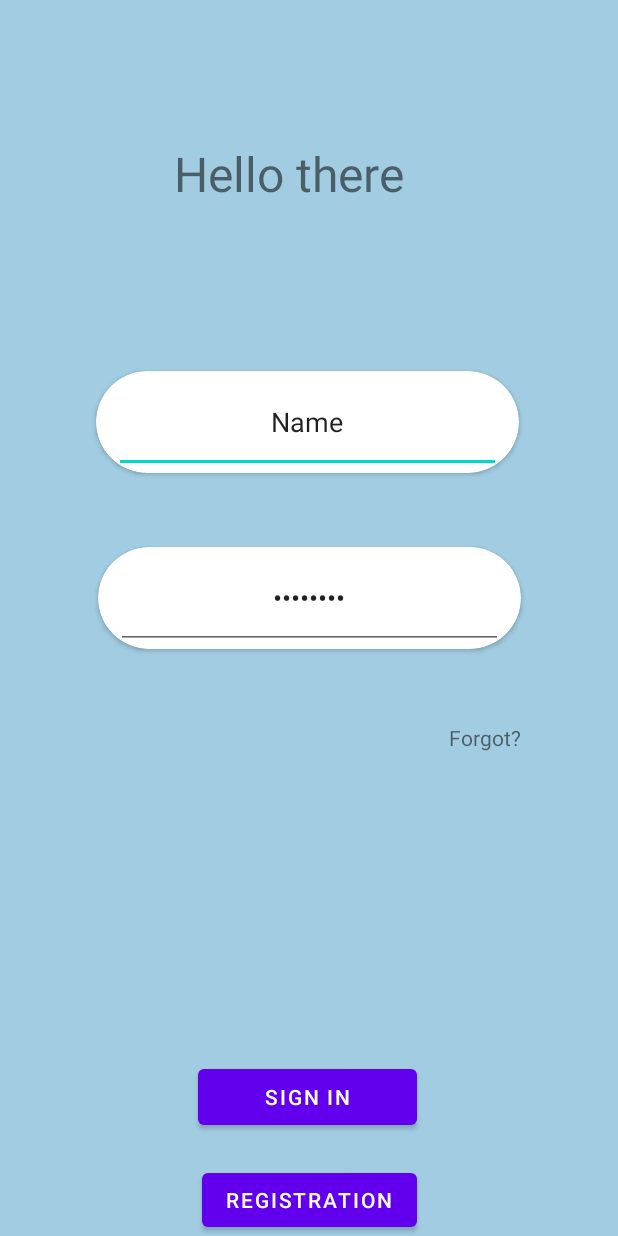
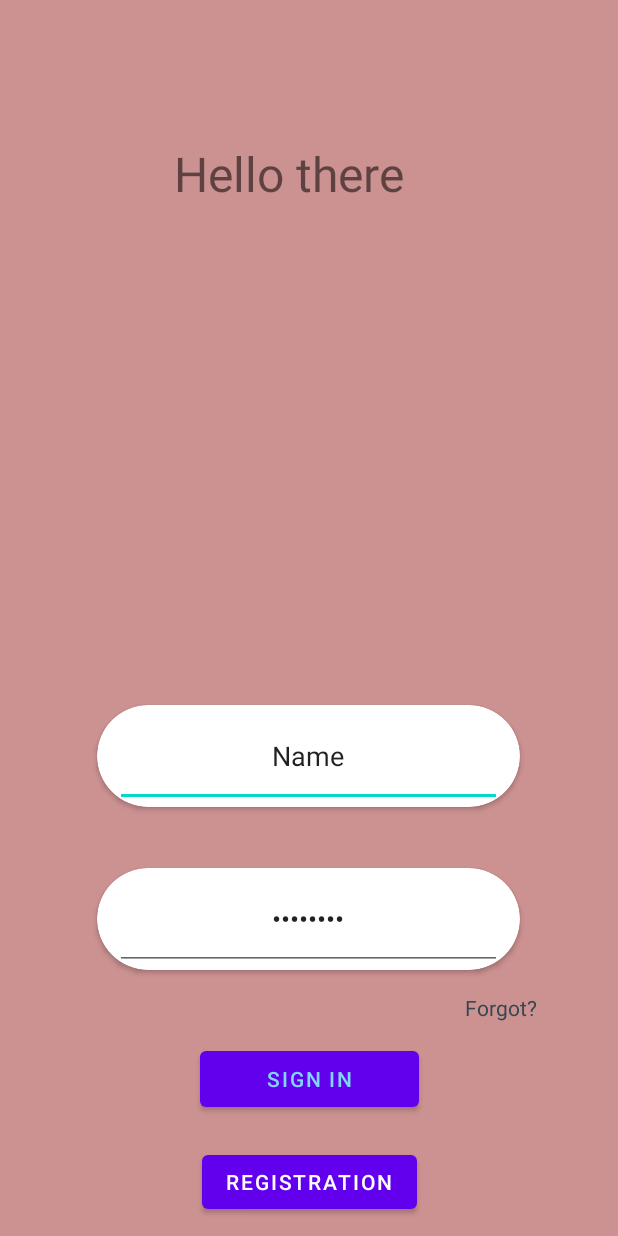
Before and after one commit to AnotherFinch/InstaClone, an Android app: the LoginActivity screen opened directly, with no data from a screen before it, on a phone screen of 412 x 824 dp. Run offline under Robolectric (Android 15) with nearby library versions, the phone set to English and light mode, and no system bars.

Commit message:
мелкие дизайн правки

```diff
--- a/app/src/main/java/com/example/instaclone/LoginActivity.kt
+++ b/app/src/main/java/com/example/instaclone/LoginActivity.kt
@@ -34,5 +34,6 @@ class LoginActivity : AppCompatActivity() {
             val i = Intent(this, RegistrationActivity::class.java)
             startActivity(i)
         }
+
     }
 }
--- a/app/src/main/res/layout/activity_login.xml
+++ b/app/src/main/res/layout/activity_login.xml
@@ -4,19 +4,19 @@
     xmlns:tools="http://schemas.android.com/tools"
     android:layout_width="match_parent"
     android:layout_height="match_parent"
-    android:background="#A1CCE1"
+    android:background="#CC9191"
     tools:context=".LoginActivity">
 
     <Button
         android:id="@+id/signInButton"
         android:layout_width="146dp"
         android:layout_height="49dp"
-        android:layout_marginBottom="68dp"
+        android:layout_marginBottom="80dp"
         android:text="@string/sign_in"
+        android:textColor="#81D4FA"
         app:layout_constraintBottom_toBottomOf="parent"
-        app:layout_constraintEnd_toEndOf="@+id/registrationButton"
-        app:layout_constraintHorizontal_bias="1.0"
-        app:layout_constraintStart_toStartOf="@+id/registrationButton" />
+        app:layout_constraintEnd_toEndOf="parent"
+        app:layout_constraintStart_toStartOf="parent" />
 
     <Button
         android:id="@+id/registrationButton"
@@ -26,8 +26,10 @@
         android:text="@string/registration"
         app:layout_constraintBottom_toBottomOf="parent"
         app:layout_constraintEnd_toEndOf="parent"
+        app:layout_constraintHorizontal_bias="0.501"
         app:layout_constraintStart_toStartOf="parent"
-        app:layout_constraintTop_toBottomOf="@+id/signInButton" />
+        app:layout_constraintTop_toBottomOf="@+id/signInButton"
+        app:layout_constraintVertical_bias="0.0" />
 
     <TextView
         android:id="@+id/textView2"
@@ -48,26 +50,26 @@
         android:layout_height="wrap_content"
         android:clickable="true"
         android:text="@string/forgot"
+        android:textColor="#37474F"
         app:layout_constraintBottom_toTopOf="@+id/signInButton"
         app:layout_constraintEnd_toEndOf="parent"
-        app:layout_constraintHorizontal_bias="0.823"
+        app:layout_constraintHorizontal_bias="0.851"
         app:layout_constraintStart_toStartOf="parent"
-        app:layout_constraintTop_toBottomOf="@+id/cardView2"
-        app:layout_constraintVertical_bias="0.193"
+        app:layout_constraintTop_toBottomOf="@+id/cardViewPassword"
+        app:layout_constraintVertical_bias="0.533"
         tools:ignore="TouchTargetSizeCheck" />
 
     <androidx.cardview.widget.CardView
-        android:id="@+id/cardView"
+        android:id="@+id/cardViewName"
         android:layout_width="282dp"
         android:layout_height="68dp"
-        android:layout_marginTop="89dp"
         app:cardCornerRadius="100dp"
-        app:layout_constraintBottom_toTopOf="@+id/signInButton"
+        app:layout_constraintBottom_toTopOf="@+id/cardViewPassword"
         app:layout_constraintEnd_toEndOf="parent"
-        app:layout_constraintHorizontal_bias="0.492"
+        app:layout_constraintHorizontal_bias="0.496"
         app:layout_constraintStart_toStartOf="parent"
         app:layout_constraintTop_toBottomOf="@+id/textView2"
-        app:layout_constraintVertical_bias="0.0">
+        app:layout_constraintVertical_bias="0.885">
 
         <EditText
             android:id="@+id/editTextTextPersonName"
@@ -82,16 +84,15 @@
     </androidx.cardview.widget.CardView>
 
     <androidx.cardview.widget.CardView
-        android:id="@+id/cardView2"
+        android:id="@+id/cardViewPassword"
         android:layout_width="282dp"
         android:layout_height="68dp"
+        android:layout_marginBottom="48dp"
         app:cardCornerRadius="100dp"
         app:layout_constraintBottom_toTopOf="@+id/signInButton"
         app:layout_constraintEnd_toEndOf="parent"
-        app:layout_constraintHorizontal_bias="0.503"
-        app:layout_constraintStart_toStartOf="parent"
-        app:layout_constraintTop_toBottomOf="@+id/cardView"
-        app:layout_constraintVertical_bias="0.152">
+        app:layout_constraintHorizontal_bias="0.496"
+        app:layout_constraintStart_toStartOf="parent">
 
         <EditText
             android:id="@+id/editTextTextPassword"
```
